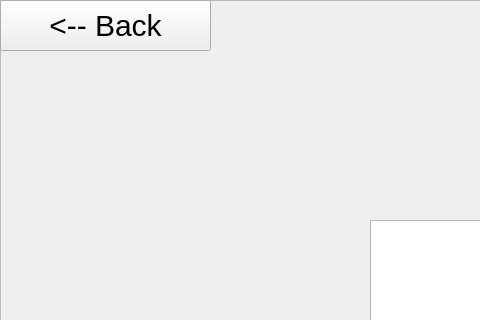
mohammadshirizadeh-sudo/book-club, file BookClubProject/Publishers/bookstatics.ui: the form before one commit; both pictures show x 0 to 480 and y 0 to 320 of the 1500 by 800 pixel window.
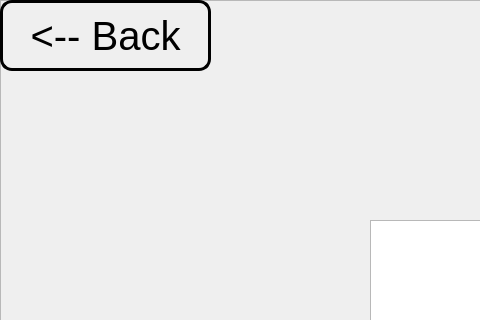
The form after the commit. Icons and pictures are not drawn.

The edit to the form file:
```diff
--- a/BookClubProject/Publishers/bookstatics.ui
+++ b/BookClubProject/Publishers/bookstatics.ui
@@ -53,14 +53,16 @@
       <x>0</x>
       <y>0</y>
       <width>211</width>
-      <height>51</height>
+      <height>71</height>
      </rect>
     </property>
     <property name="styleSheet">
      <string notr="true">QPushButton {
 	font: 700 9pt &quot;Script MT Bold&quot;;
-	font-size:30px;
+	font-size:40px;
 	color: rgb(0, 0, 0);
+	border: 3px solid black;
+	border-radius: 12px;
 }</string>
     </property>
     <property name="text">
```
